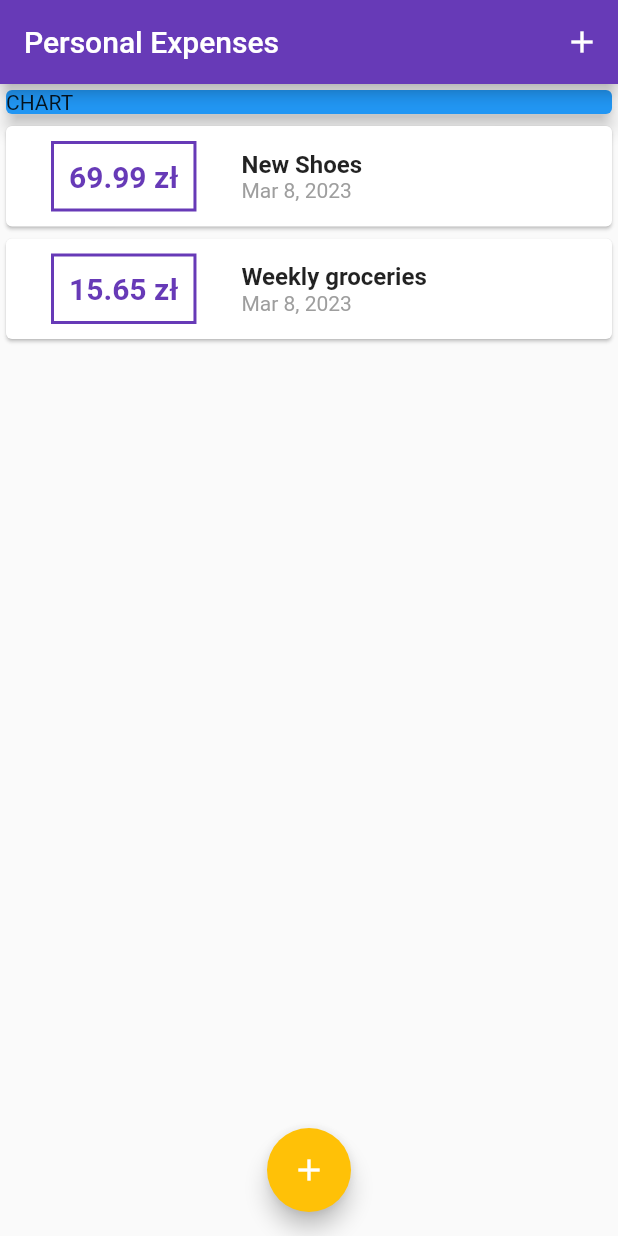
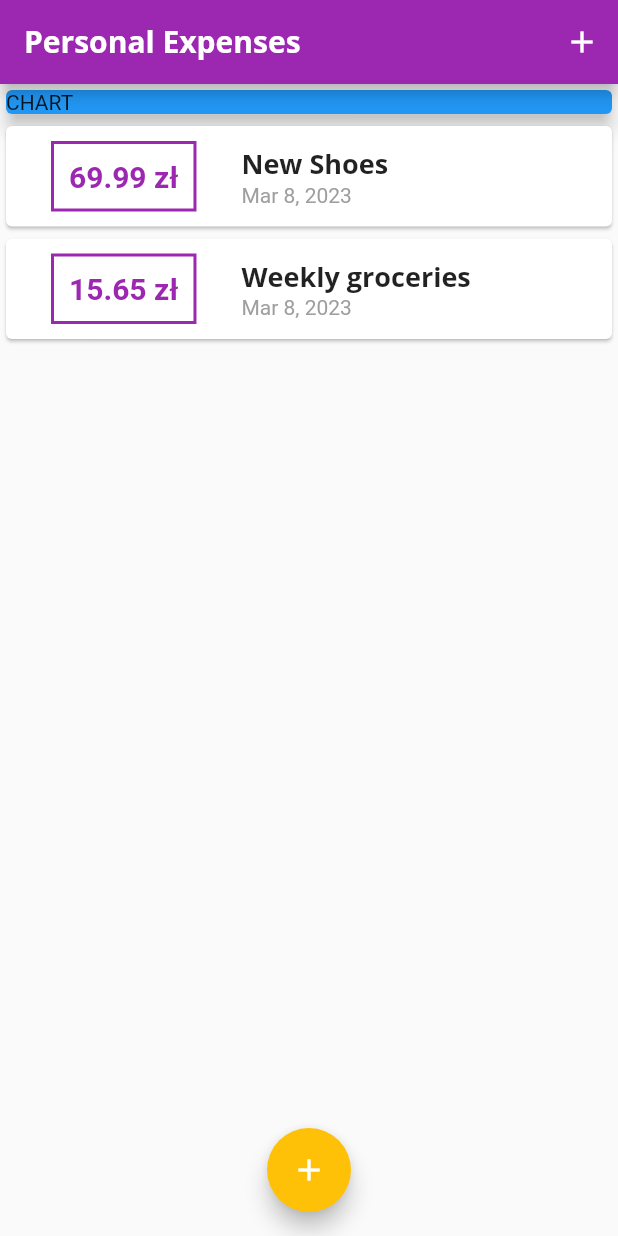
Before and after one commit to Industrylaud/personal_expenses, a Flutter app: the screen it shows after launch, on a phone screen of 412 x 824 dp. Run offline on Flutter 3.47's test engine with Material 2 defaults, Android fonts, the phone set to English and light mode, and no system bars.

Commit message:
add fonts

```diff
--- a/lib/main.dart
+++ b/lib/main.dart
@@ -10,7 +10,22 @@ class MyApp extends StatelessWidget {
   @override
   Widget build(BuildContext context) {
     final ThemeData theme = ThemeData(
-      primarySwatch: Colors.deepPurple,
+      primarySwatch: Colors.purple,
+      fontFamily: 'Quicksand',
+      textTheme: ThemeData.light().textTheme.copyWith(
+            headline6: TextStyle(
+              fontFamily: 'OpenSans',
+              fontWeight: FontWeight.bold,
+              fontSize: 18,
+            ),
+          ),
+      appBarTheme: AppBarTheme(
+        titleTextStyle: TextStyle(
+          fontFamily: 'OpenSans',
+          fontSize: 20,
+          fontWeight: FontWeight.bold,
+        ),
+      ),
     );
 
     return MaterialApp(
--- a/lib/widgets/transactions_list.dart
+++ b/lib/widgets/transactions_list.dart
@@ -43,10 +43,7 @@ class TransactionList extends StatelessWidget {
                   children: [
                     Text(
                       transactions[index].title,
-                      style: TextStyle(
-                        fontWeight: FontWeight.bold,
-                        fontSize: 16,
-                      ),
+                      style: Theme.of(context).textTheme.headline6,
                     ),
                     Text(
                       DateFormat.yMMMd()
```
Also changed, not shown: pubspec.yaml (+11 -6 lines), assets/fonts/OpenSans-Bold.ttf (added), assets/fonts/OpenSans-Regular.ttf (added), assets/fonts/Quicksand-Bold.ttf (added), assets/fonts/Quicksand-Light.ttf (added), assets/fonts/Quicksand-Medium.ttf (added), assets/fonts/Quicksand-Regular.ttf (added), assets/images/waiting.png (added), 1 other file.
